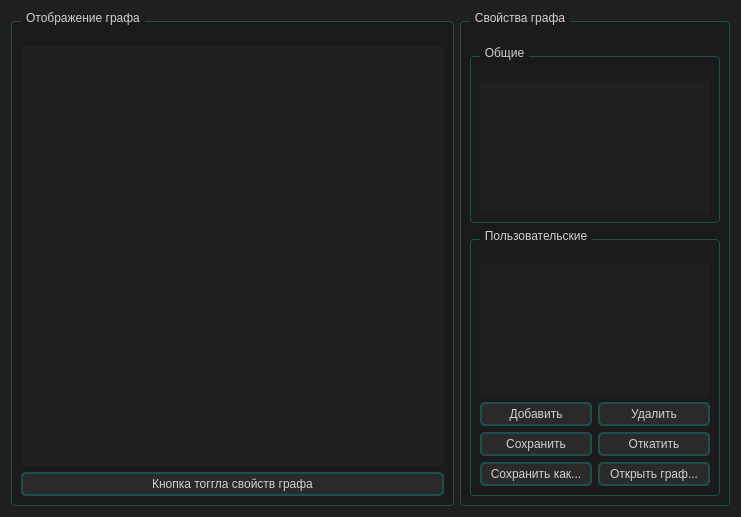
Qt form src/GUI/grapheditorform.ui (VinTRiZz/GraphEditor) before a commit.
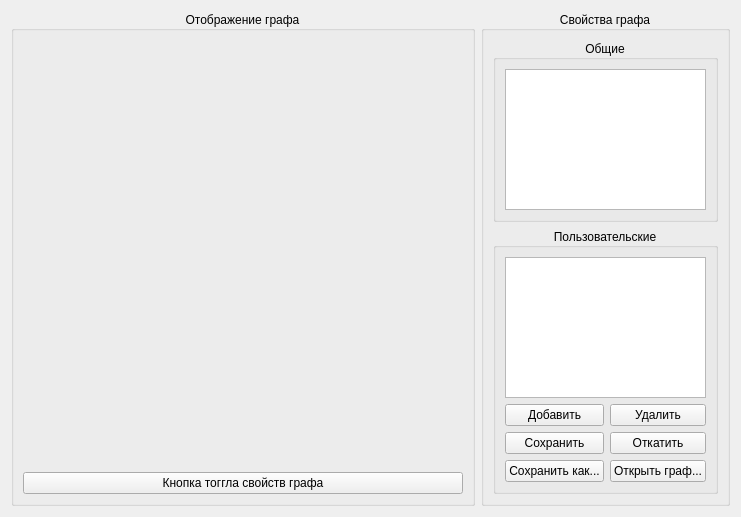
The same form after that commit. Custom widgets are drawn as their Qt base class.

Commit message: Переместил стили в мейн окно

The edit to the form file:
```diff
--- a/src/GUI/grapheditorform.ui
+++ b/src/GUI/grapheditorform.ui
@@ -14,110 +14,7 @@
    <string>Form</string>
   </property>
   <property name="styleSheet">
-   <string notr="true">/* ОСНОВНЫЕ СТИЛИ */
-QWidget {
-    background-color: #1f1f1f;
-    color: #c0c0c0;
-    font-family: &quot;Segoe UI&quot;, Arial, sans-serif;
-    border: 0px;
-}
-
-/*  ГРУП БОКСЫ */
-QGroupBox {
-    border: 1px solid #1f4f4d;
-    border-radius: 4px;
-    margin-top: 10px;
-    padding-top: 15px;
-    background-color: #1a1a1a;
-}
-
-QGroupBox::title {
-    subcontrol-origin: margin;
-    left: 10px;
-    padding: 0 3px;
-    color: #d0d0d0;
-}
-
-/*  КНОПКИ */
-QPushButton {
-    background-color: #2a2a2a;
-    color: #d0d0d0;
-    border: 2px solid #1f4f4d;
-    border-radius: 5px;
-    padding: 3px 4px;
-    min-width: 100px;
-}
-
-QPushButton:disabled {
-    background-color: #2d2d2d;
-    color: #6a6a6a;
-    border: 1px solid #3a3a3a;
-}
-
-QPushButton:hover {
-    background-color: #2d2d2d;
-    border: 2px solid #30605e;
-    color: #bbb;
-}
-
-QPushButton:pressed {
-	background-color: #383838;
-    border: 2px solid #777;
-	padding-top: 6px;
-    padding-bottom: 4px;
-}
-
-/* СЛАЙДЕРЫ */
-QScrollBar {
-    border: none;
-    background: #0d0d0d;
-    margin: 0px 0px 0px 0px;
-}
-
-QScrollBar::handle:vertical {
-	background-color: #2a2a2a;
-    border: 2px solid #1f4f4d;
-    min-height: 20px;
-    border-radius: 4px;
-    margin: 2px;
-}
-
-QScrollBar::handle:horizontal {
-	background-color: #2a2a2a;
-    border: 2px solid #1f4f4d;
-    min-width: 20px;
-    border-radius: 4px;
-    margin: 2px;
-}
-
-QScrollBar::handle:hover {
-    background-color: #2d2d2d;
-    border: 2px solid #30605e;
-    color: #bbb;
-}
-
-QScrollBar::handle:pressed {
-    background-color: #383838;
-    border: 2px solid #777;
-	padding-top: 6px;
-    padding-bottom: 4px;
-}
-
-QScrollBar::add-line, QScrollBar::sub-line {
-    background: transparent;
-    height: 0px;
-    subcontrol-position: top;
-    subcontrol-origin: margin;
-}
-
-QScrollBar::up-arrow, QScrollBar::down-arrow {
-    width: 0px;
-    height: 0px;
-}
-
-QScrollBar::add-page, QScrollBar::sub-page {
-    background: none;
-}</string>
+   <string notr="true"/>
   </property>
   <layout class="QHBoxLayout" name="horizontalLayout_2">
    <item>
```
The commit also changes 1 other file.
